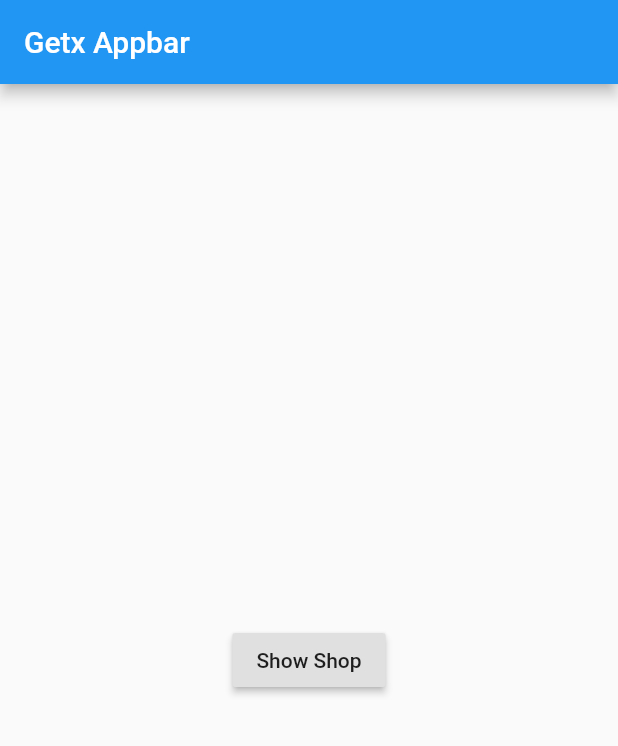
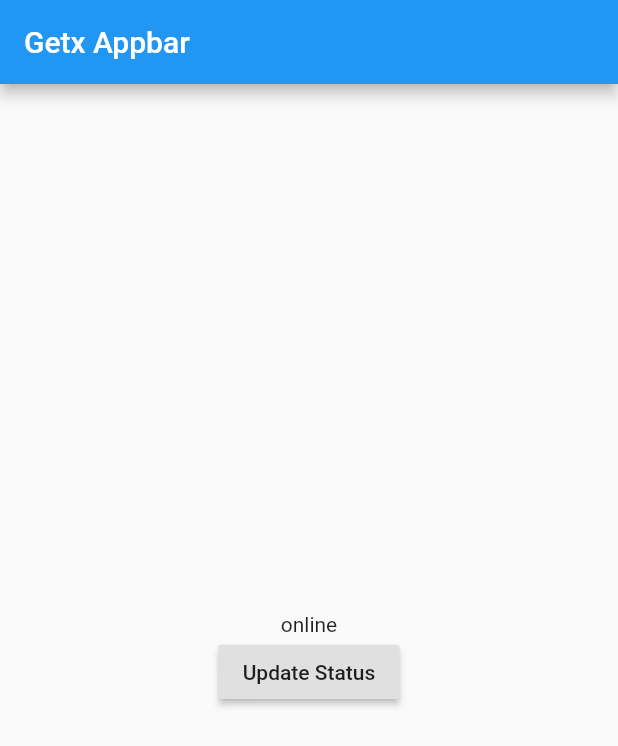
Before and after one commit to ravikesh4/flutter_getx, a Flutter app: the screen it shows after launch, on a phone screen of 412 x 824 dp. Shown: the top 746 px of the screen. Run offline on Flutter 3.47's test engine with Material 2 defaults, Android fonts, the phone set to English and light mode, and no system bars; our stand-ins replace get.

Commit message:
state-chnage-without-init

```diff
--- /dev/null
+++ b/lib/controller/homecontroller.dart
@@ -0,0 +1,10 @@
+import 'package:get/get.dart';
+
+class HomeController extends GetxController {
+  String status = "online";
+
+  void updateStatus(newStatus) {
+    status = newStatus;
+    update();
+  }
+}
--- a/lib/homepage.dart
+++ b/lib/homepage.dart
@@ -1,6 +1,7 @@
 import 'package:flutter/material.dart';
 import 'package:get/utils.dart';
 import 'package:get/get.dart';
+import 'package:getx_learn/controller/homecontroller.dart';
 import 'package:getx_learn/shop.dart';
 
 class Homepage extends StatelessWidget {
@@ -8,6 +9,8 @@ class Homepage extends StatelessWidget {
 
   @override
   Widget build(BuildContext context) {
+    HomeController homeController = Get.put(HomeController());
+
     return Scaffold(
       appBar: AppBar(
         title: Text('Getx Appbar'),
@@ -17,11 +20,14 @@ class Homepage extends StatelessWidget {
           mainAxisAlignment: MainAxisAlignment.center,
           crossAxisAlignment: CrossAxisAlignment.center,
           children: [
+            GetBuilder<HomeController>(builder: (_) {
+              return Text(homeController.status);
+            }),
             RaisedButton(
               onPressed: () {
-                Get.to(Shop(), arguments: "Flutter");
+                homeController.updateStatus('Offline');
               },
-              child: Text('Show Shop'),
+              child: Text('Update Status'),
             )
           ],
         ),
```
